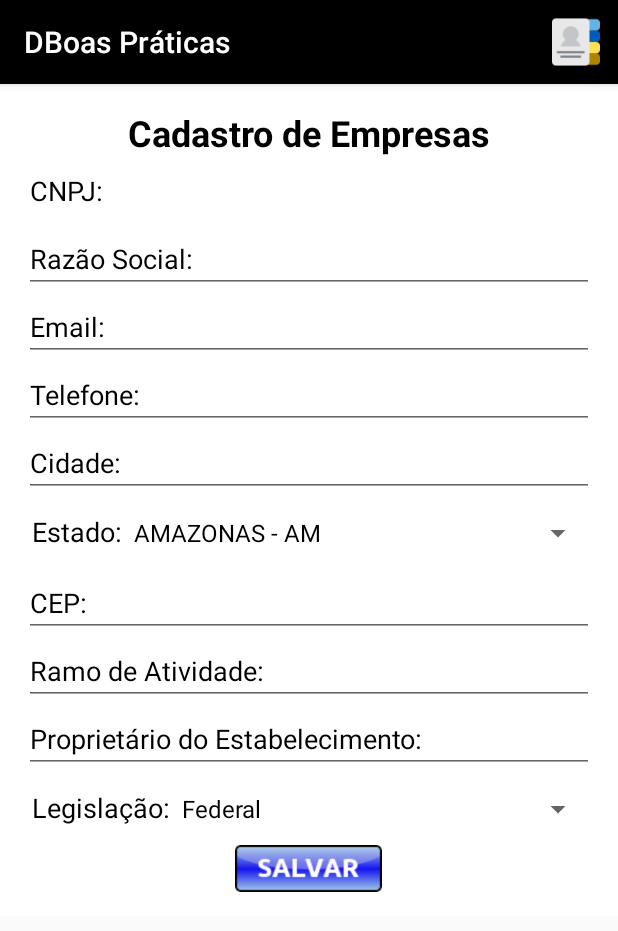
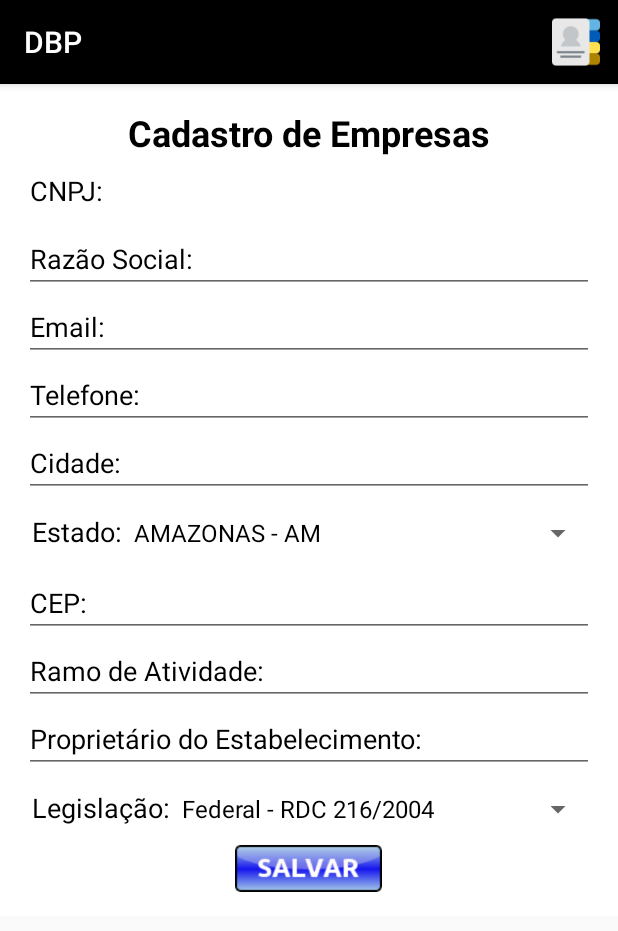
Before and after one commit to tccadmms/tcc, an Android app: the CadastroActivity screen opened directly, with no data from a screen before it, on a phone screen of 412 x 824 dp. Shown: the top 931 px of the screen. Run offline under Robolectric (Android 15) with nearby library versions, the phone set to English and light mode, and no system bars.

Commit message:
Alteração do nome do app.

```diff
--- a/app/src/main/AndroidManifest.xml
+++ b/app/src/main/AndroidManifest.xml
@@ -6,7 +6,7 @@
         android:allowBackup="true"
         android:debuggable="true"
         android:icon="@drawable/ic_logo"
-        android:label="DBoas Práticas"
+        android:label="DBP"
         android:supportsRtl="true"
         android:theme="@style/AppTheme">
         <activity
--- a/app/src/main/res/values/strings.xml
+++ b/app/src/main/res/values/strings.xml
@@ -32,7 +32,7 @@
     </string-array>
 
     <string-array name="legislacao_array">
-        <item>Federal</item>
+        <item>Federal - RDC 216/2004</item>
         <item>Estadual de São Paulo</item>
         <item>Municipal de São Paulo</item>
         <item>Estadual do Rio Grande do Sul</item>
```
